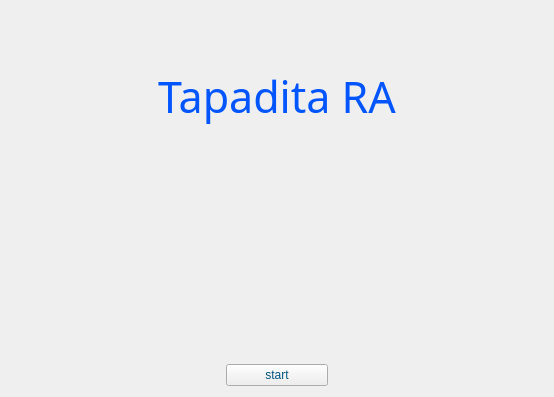
First picture: the form in view/inicio.ui, repository cosimani/tapadita-ra, before the edit.
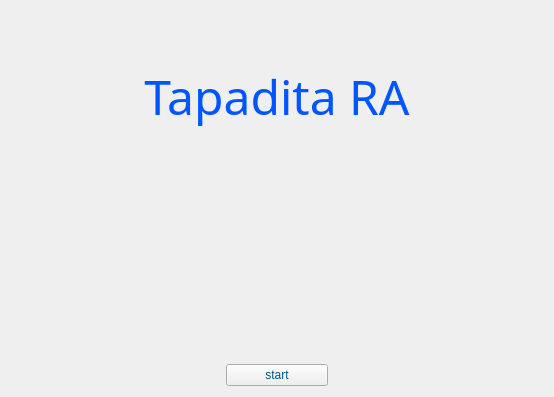
Second picture: the form after the edit. Custom widgets are drawn as their Qt base class.

What changed in the file:
```diff
--- a/view/inicio.ui
+++ b/view/inicio.ui
@@ -43,13 +43,17 @@
     <widget class="QLabel" name="ltitle">
      <property name="font">
       <font>
-       <family>Ume P Gothic C5</family>
-       <pointsize>32</pointsize>
+       <family>Sans Serif</family>
+       <pointsize>36</pointsize>
        <weight>50</weight>
        <italic>false</italic>
        <bold>false</bold>
       </font>
      </property>
+     <property name="styleSheet">
+      <string notr="true">font: 36pt &quot;Sans Serif&quot;;
+</string>
+     </property>
      <property name="text">
       <string>Tapadita RA</string>
      </property>
```
